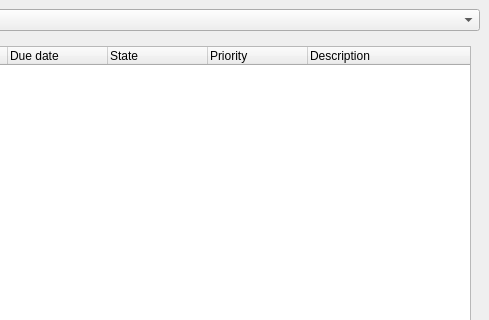
Qt form UI/shot_tracker.ui (HaydenGuy/ftrack_Shot_Tracker) before a commit; both pictures show x 511 to 1000 and y 0 to 320 of the 1000 by 600 pixel window.
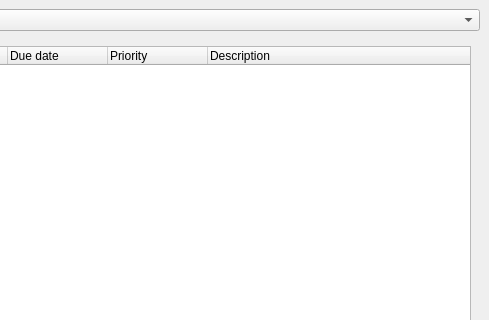
The same form after that commit. The open tabs and pages were chosen to show the change.

Commit message: Removed state from the tree widgets and asset_information getter

```diff
--- a/UI/shot_tracker.ui
+++ b/UI/shot_tracker.ui
@@ -260,11 +260,6 @@
                 <string>Due date</string>
                </property>
               </column>
-              <column>
-               <property name="text">
-                <string>State</string>
-               </property>
-              </column>
               <column>
                <property name="text">
                 <string>Priority</string>
```
Left out of the diff: 17 changed lines with no effect on the pictures. The commit also changes 3 other files.
